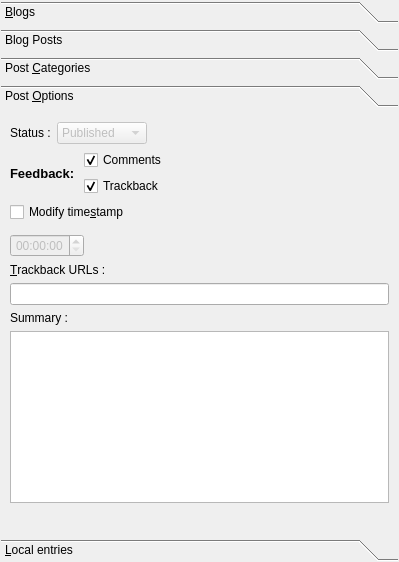
Old version of the form src/toolboxbase.ui in the repository mtux/bilbo.
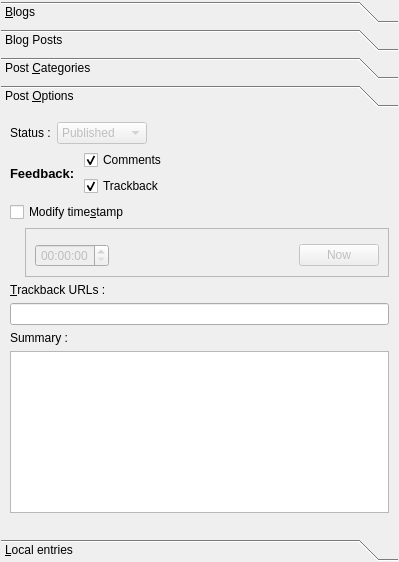
New version of the form. The open tabs and pages were chosen to show the change. Custom widgets are drawn as their Qt base class.

Commit message: DateTime Bug on modifying post fixed. A Now button added to toolbox to set datetime to now!

The edit to the form file:
```diff
--- a/src/toolboxbase.ui
+++ b/src/toolboxbase.ui
@@ -389,7 +389,7 @@
          <rect>
           <x>0</x>
           <y>0</y>
-          <width>422</width>
+          <width>385</width>
           <height>403</height>
          </rect>
         </property>
@@ -514,13 +514,40 @@
           </widget>
          </item>
          <item>
+          <layout class="QHBoxLayout" name="horizontalLayout_8" >
+           <item>
+            <spacer name="horizontalSpacer_9" >
+             <property name="orientation" >
+              <enum>Qt::Horizontal</enum>
+             </property>
+             <property name="sizeType" >
+              <enum>QSizePolicy::Fixed</enum>
+             </property>
+             <property name="sizeHint" stdset="0" >
+              <size>
+               <width>15</width>
+               <height>17</height>
+              </size>
+             </property>
+            </spacer>
+           </item>
+           <item>
+            <widget class="QFrame" name="frame" >
+             <property name="frameShape" >
+              <enum>QFrame::StyledPanel</enum>
+             </property>
+             <property name="frameShadow" >
+              <enum>QFrame::Raised</enum>
+             </property>
+             <layout class="QGridLayout" name="gridLayout_3" >
+              <item row="0" column="0" colspan="3" >
           <widget class="KDateWidget" name="optionsDate" >
            <property name="enabled" >
             <bool>false</bool>
            </property>
           </widget>
          </item>
-         <item>
+              <item row="1" column="0" >
           <widget class="QTimeEdit" name="optionsTime" >
            <property name="enabled" >
             <bool>false</bool>
@@ -545,6 +572,34 @@
            </property>
           </widget>
          </item>
+              <item row="1" column="1" >
+               <spacer name="horizontalSpacer_8" >
+                <property name="orientation" >
+                 <enum>Qt::Horizontal</enum>
+                </property>
+                <property name="sizeHint" stdset="0" >
+                 <size>
+                  <width>40</width>
+                  <height>20</height>
+                 </size>
+                </property>
+               </spacer>
+              </item>
+              <item row="1" column="2" >
+               <widget class="KPushButton" name="btnOptionsNow" >
+                <property name="enabled" >
+                 <bool>false</bool>
+                </property>
+                <property name="text" >
+                 <string>Now</string>
+                </property>
+               </widget>
+              </item>
+             </layout>
+            </widget>
+           </item>
+          </layout>
+         </item>
          <item>
           <widget class="QLabel" name="lblOptionsTrackBack" >
            <property name="text" >
```
Left out of the diff: 72 changed lines with no effect on the pictures. Lines whose indentation alone changed are shown as unchanged. The commit also changes 3 other files.
